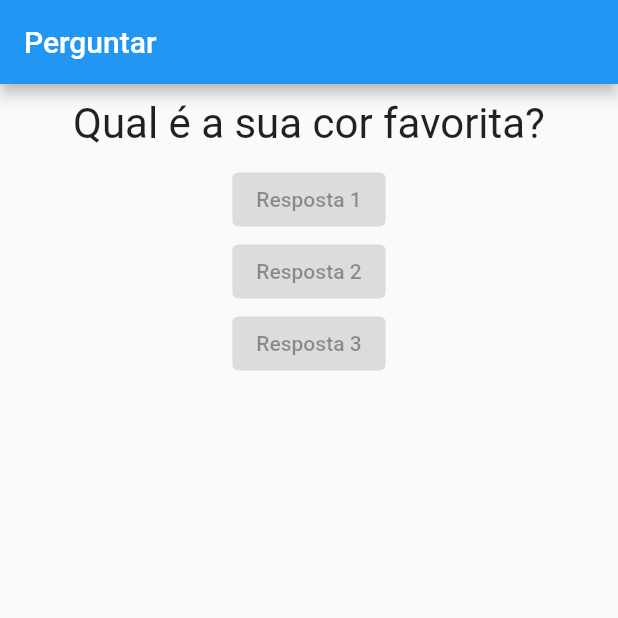
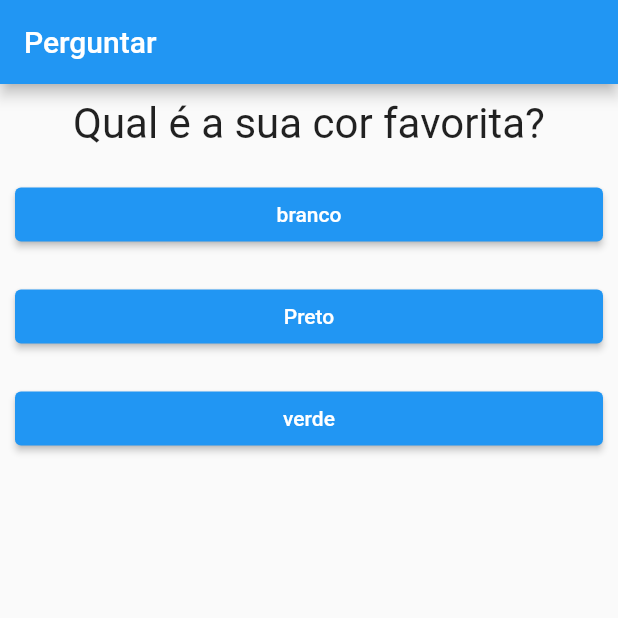
Before and after one commit to Adriano-Severino/projeto-perguntas, a Flutter app: the screen it shows after launch, on a phone screen of 412 x 824 dp, the top half of it. Run offline on Flutter 3.47's test engine with Material 2 defaults, Android fonts, the phone set to English and light mode, and no system bars.

Commit message:
metodo respostas

```diff
--- a/lib/main.dart
+++ b/lib/main.dart
@@ -15,10 +15,23 @@ class _PerguntarAppState extends State<PerguntarApp> {
 
   @override
   Widget build(BuildContext context) {
-    final perguntas = [
-      'Qual é a sua cor favorita?',
-      'Qual é o seu animal favorito?',
+    final List<Map<String, Object>> perguntas = [
+      {
+        'texto': 'Qual é a sua cor favorita?',
+        'respostas': ['branco', 'Preto', 'verde'],
+      },
+      {
+        'texto': 'Qual é o seu animal favorito?',
+        'respostas' : ['Coelho', 'passaro', 'Cachorro'],
+      },
+      {
+        'texto': 'Qual é o seu instrutor favorito?',
+        'respostas': ['Julia', 'Julio', 'Mariano'],
+      },
+
     ];
+
+    List<String>? respostas = perguntas[_perguntaSelecionada]['respostas'] as List<String>;
 
     return MaterialApp(
       home: Scaffold(
@@ -27,10 +40,8 @@ class _PerguntarAppState extends State<PerguntarApp> {
         ),
         body: Column(
           children: <Widget>[
-            Questao(perguntas[_perguntaSelecionada]),
-            Resposta('Resposta 1'),
-            Resposta('Resposta 2'),
-            Resposta('Resposta 3'),
+            Questao(perguntas[_perguntaSelecionada]['texto'].toString()),
+           ...respostas.map((t) => Resposta(t, _resposta)).toList(),
           ],
         ),
       ),
@@ -39,7 +50,6 @@ class _PerguntarAppState extends State<PerguntarApp> {
 }
 
 class PerguntarApp extends StatefulWidget {
-  const PerguntarApp({Key? key}) : super(key: key);
 
   _PerguntarAppState createState() {
     return _PerguntarAppState();
--- a/lib/resposta.dart
+++ b/lib/resposta.dart
@@ -2,15 +2,20 @@ import 'package:flutter/material.dart';
 
 class Resposta extends StatelessWidget {
   final String texto;
+  final void Function() quandoSelecionada;
 
-  Resposta(this.texto);
+  Resposta(this.texto, this.quandoSelecionada);
 
    @override
   Widget build(BuildContext context) {
-    return  ElevatedButton(
-      child:  Text(texto),
-       onPressed: null,
-       );
+    return  Container(
+      width: double.infinity,
+      margin: EdgeInsets.all(10),
+      child: ElevatedButton(
+        child:  Text(texto),
+         onPressed: quandoSelecionada,
+         ),
+    );
   }
 
 }
```
Also changed, not shown: pubspec.lock, 1 other file.
